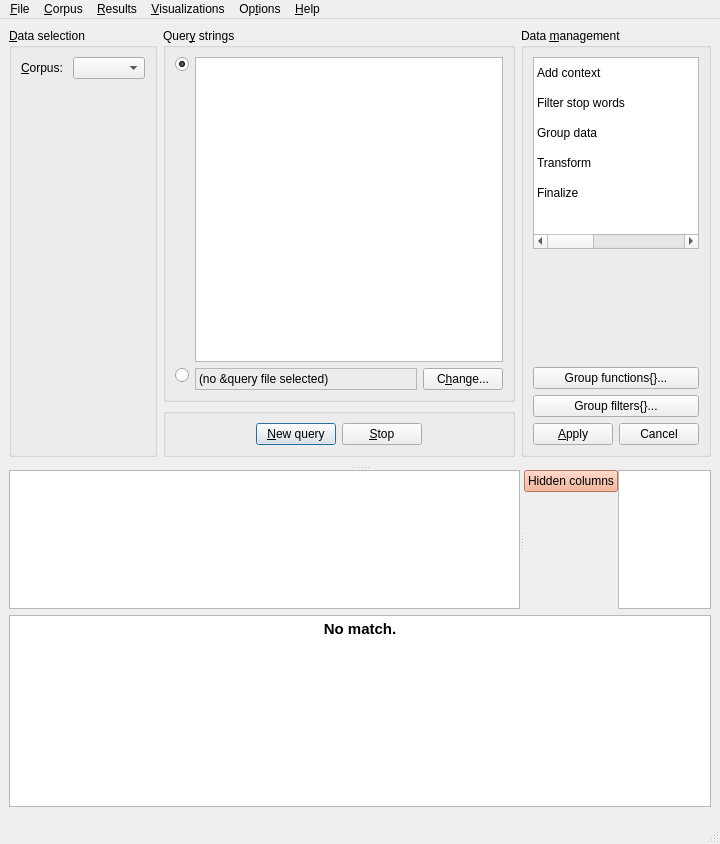
Qt form coquery/gui/ui/coquery.ui (gkunter/coquery) before a commit.
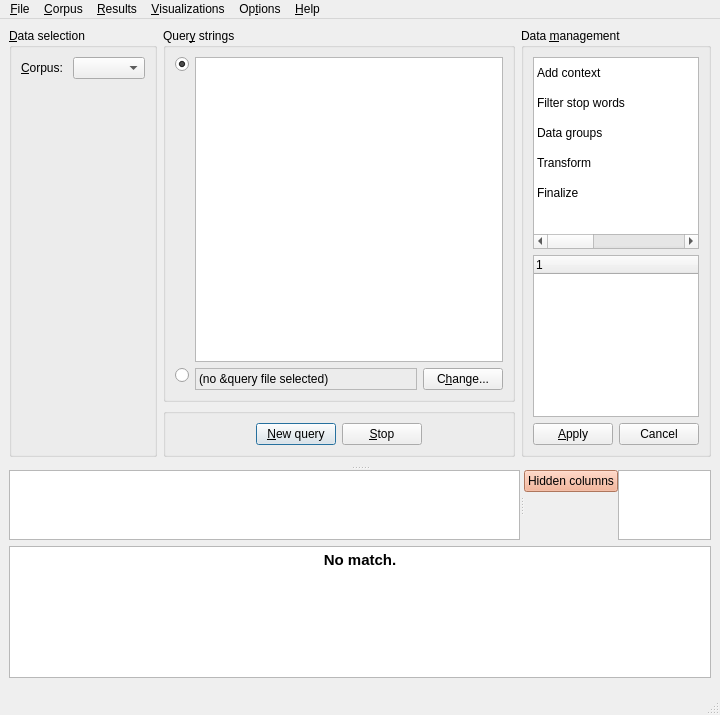
The same form after that commit. Icons and pictures are not drawn. Custom widgets are drawn as their Qt base class.

Commit message: Use group trees instead of group list (in reference to #216)

```diff
--- a/coquery/gui/ui/coquery.ui
+++ b/coquery/gui/ui/coquery.ui
@@ -7,7 +7,7 @@
     <x>0</x>
     <y>0</y>
     <width>720</width>
-    <height>844</height>
+    <height>715</height>
    </rect>
   </property>
   <property name="windowTitle">
@@ -202,7 +202,7 @@
              </item>
              <item row="2" column="0">
               <property name="text">
-               <string>Group data</string>
+               <string>Data groups</string>
               </property>
              </item>
              <item row="2" column="1">
@@ -457,8 +457,8 @@
               </layout>
              </widget>
              <widget class="QWidget" name="tool_widget_page_groups">
-              <layout class="QVBoxLayout" name="verticalLayout_6" stretch="0,0,0">
-               <property name="leftMargin">
+              <layout class="QVBoxLayout" name="verticalLayout_6" stretch="0">
+               <property name="margin">
                 <number>0</number>
                </property>
                <property name="topMargin">
@@ -471,26 +471,18 @@
                 <number>0</number>
                </property>
                <item>
-                <widget class="CoqGroupColumns" name="list_group_columns" native="true"/>
-               </item>
-               <item>
-                <widget class="QPushButton" name="button_add_group_function">
+                <widget class="CoqGroupTree" name="tree_groups">
                  <property name="sizePolicy">
-                  <sizepolicy hsizetype="Minimum" vsizetype="Fixed">
+                  <sizepolicy hsizetype="Ignored" vsizetype="Ignored">
                    <horstretch>0</horstretch>
                    <verstretch>0</verstretch>
                   </sizepolicy>
                  </property>
-                 <property name="text">
-                  <string>Group functions{}...</string>
-                 </property>
-                </widget>
-               </item>
-               <item>
-                <widget class="QPushButton" name="button_group_filters">
-                 <property name="text">
-                  <string>Group filters{}...</string>
-                 </property>
+                 <column>
+                  <property name="text">
+                   <string notr="true">1</string>
+                  </property>
+                 </column>
                 </widget>
                </item>
               </layout>
@@ -916,8 +908,8 @@
            <string>&lt;!DOCTYPE HTML PUBLIC &quot;-//W3C//DTD HTML 4.0//EN&quot; &quot;http://www.w3.org/TR/REC-html40/strict.dtd&quot;&gt;
 &lt;html&gt;&lt;head&gt;&lt;meta name=&quot;qrichtext&quot; content=&quot;1&quot; /&gt;&lt;style type=&quot;text/css&quot;&gt;
 p, li { white-space: pre-wrap; }
-&lt;/style&gt;&lt;/head&gt;&lt;body style=&quot; font-family:'Noto Sans UI'; font-size:10pt; font-weight:400; font-style:normal;&quot;&gt;
-&lt;p align=&quot;center&quot; style=&quot; margin-top:0px; margin-bottom:0px; margin-left:0px; margin-right:0px; -qt-block-indent:0; text-indent:0px;&quot;&gt;&lt;span style=&quot; font-family:'Droid Sans'; font-size:11pt; font-weight:600;&quot;&gt;No match.&lt;/span&gt;&lt;/p&gt;&lt;/body&gt;&lt;/html&gt;</string>
+&lt;/style&gt;&lt;/head&gt;&lt;body style=&quot; font-family:'Droid Sans'; font-size:11pt; font-weight:400; font-style:normal;&quot;&gt;
+&lt;p align=&quot;center&quot; style=&quot; margin-top:0px; margin-bottom:0px; margin-left:0px; margin-right:0px; -qt-block-indent:0; text-indent:0px;&quot;&gt;&lt;span style=&quot; font-weight:600;&quot;&gt;No match.&lt;/span&gt;&lt;/p&gt;&lt;/body&gt;&lt;/html&gt;</string>
           </property>
           <property name="textInteractionFlags">
            <set>Qt::NoTextInteraction</set>
@@ -1647,10 +1639,9 @@
    <header>..classes</header>
   </customwidget>
   <customwidget>
-   <class>CoqGroupColumns</class>
-   <extends>QWidget</extends>
-   <header>..groupcolumns</header>
-   <container>1</container>
+   <class>CoqGroupTree</class>
+   <extends>QTreeWidget</extends>
+   <header>..grouptree</header>
   </customwidget>
  </customwidgets>
  <resources/>
```
Left out of the diff: 97 changed lines with no effect on the pictures. The commit also changes 1 other file.
